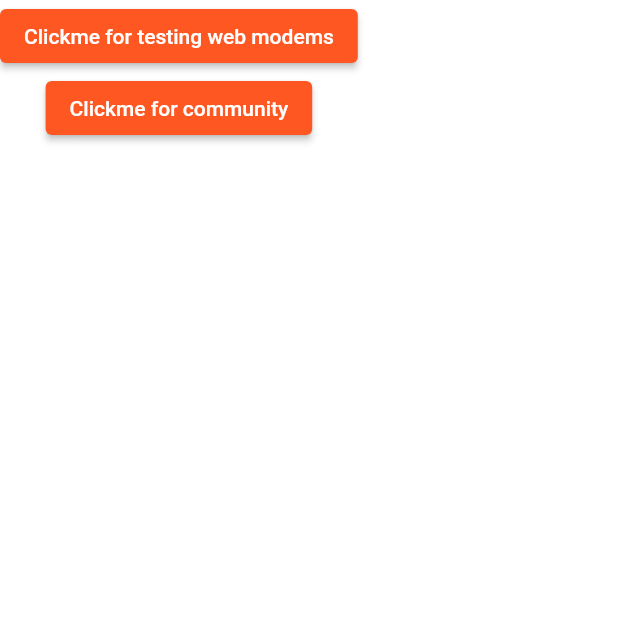
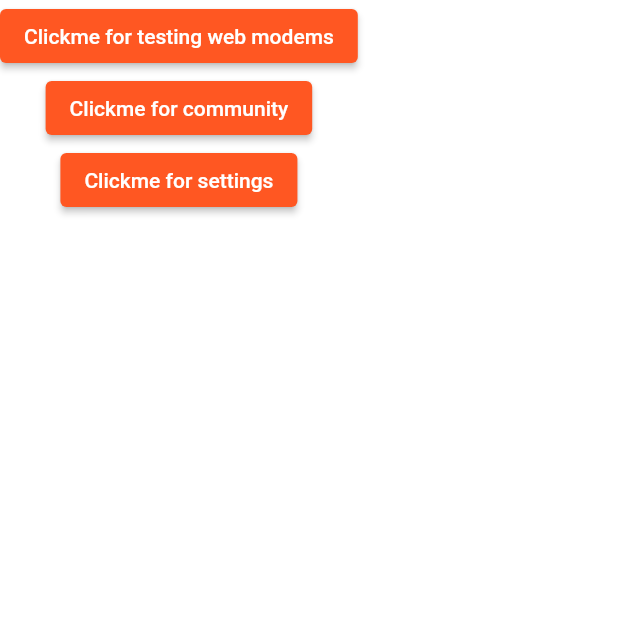
Before and after one commit to CMP24-SWE-TEAM3/RedditX-Cross-Platform, a Flutter app: the screen it shows after launch, after a tap on "Skip", on a phone screen of 412 x 824 dp, the top half of it. Run offline on Flutter 3.47's test engine with Material 2 defaults, Android fonts, the phone set to English and light mode, and no system bars; our stand-ins replace auto_size_text, connectivity_plus, email_validator, firebase_auth, firebase_core, fluttertoast and 4 more; missing offline and left inert: float_column, flutter_facebook_auth, link_preview_generator, numeral, username_gen; accounts and stored records are empty; network calls fail.

Commit message:
settings merged

```diff
--- a/lib/Views/Screens/temphome.dart
+++ b/lib/Views/Screens/temphome.dart
@@ -1,6 +1,6 @@
 import 'package:flutter/material.dart';
 
-
+import '../Settings/screens/setting_Menu.dart';
 import 'authentication/about_you.dart';
 import 'community/community_screen.dart';
 
@@ -36,8 +36,13 @@ class Home extends StatelessWidget {
                 ),
             child: const Text('Clickme for testing web modems')),
         ElevatedButton(
-            onPressed: () => Navigator.of(context).pushNamed(CommunityScreen.routeName, arguments: {}),
+            onPressed: () => Navigator.of(context)
+                .pushNamed(CommunityScreen.routeName, arguments: {}),
             child: const Text('Clickme for community')),
+        ElevatedButton(
+            onPressed: () => Navigator.of(context)
+                .pushNamed(SettingsHomePage.routeName, arguments: {}),
+            child: const Text('Clickme for settings')),
       ],
     ));
   }
--- a/lib/main.dart
+++ b/lib/main.dart
@@ -1,6 +1,10 @@
 
 import 'dart:io';
 import 'package:flutter/material.dart';
+import 'Controllers/Mobile_settings_controller.dart';
+import 'views/Settings/screens/account_setting_screen.dart';
+import 'views/Settings/screens/change_password_screen.dart';
+import 'views/Settings/screens/manage-emails.dart';
 import 'views/Settings/screens/setting_Menu.dart';
 
 import 'package:reddit/View/Screens/post/Post_screen.dart';
@@ -13,6 +17,7 @@ import 'package:flutter/foundation.dart' show kIsWeb;
 import 'package:flutter/material.dart';
 import 'package:provider/provider.dart';
 import 'package:reddit/models/community_service.dart';
+import 'views/Settings/screens/update_email_screen.dart';
 import 'views/screens/community/community_screen.dart';
 import 'controllers/community_controller.dart';
 import 'controllers/internet_controller.dart';
@@ -42,63 +47,10 @@ void main() async {
 class MyApp extends StatelessWidget {
   const MyApp({super.key});
 
-
-
-//  @override
-//  Widget build(BuildContext context) {
-//    return MaterialApp(
-//      debugShowCheckedModeBanner: false,
-//      title: 'DonWare',
-//      theme: ThemeData(
-//        primarySwatch: Colors.blue,
-//      ),
-//      home: post_screen(
-//        commentsNumber: postsList[0].commentsNumber,
-//        title: postsList[0].title,
-//        type: postsList[0].type,
-//        text: postsList[0].text,
-//        attachments: postsList[0].attachments,
-//        communityName: postsList[0].communityName,
-//        createdAt: postsList[0].createdAt,
-//        username: postsList[0].username,
-//        votesCount: postsList[0].votesCount),
-//    );
-//  }
-//}
-
-
   @override
   Widget build(BuildContext context) {
 
-//    return Scaffold(
-//      appBar: AppBar(
-//        title: const Text(
-//          'Home',
-//          style: TextStyle(color: Colors.black),
-//        ),
-//        backgroundColor: Colors.white,
-//        leading: IconButton(
-//          color: Colors.black,
-//          icon: const Icon(Icons.menu),
-//          onPressed: () {},
-//        ),
-//        actions: [
-//          IconButton(
-//           onPressed: () {},
-//            icon: Icon(Icons.search),
-//            color: Colors.black,
-//          ),
-//          CircleAvatar(
-//            radius: 16.0,
-//            child: ClipRRect(
-//              child: Image.asset('assets/kareem.jpg'),
-//              borderRadius: BorderRadius.circular(50.0),
-//            ),
-//          ),
-//        ],
-//      ),
-//      body: Center(
-//        child: Text('kareem'),
+
 
     return MultiProvider(
       providers: [
@@ -107,6 +59,8 @@ class MyApp extends StatelessWidget {
                 CommunityProvider(communityService: CommunityService())),
         ChangeNotifierProvider(create: ((context) => SignInController())),
         ChangeNotifierProvider(create: ((context) => InternetController())),
+        ChangeNotifierProvider(
+          create: (context) => SettingsMobileController(),),
       ],
       child: MaterialApp(
         debugShowCheckedModeBanner: false,
@@ -142,6 +96,11 @@ class MyApp extends StatelessWidget {
           AboutYou.routeName: (ctx) => const AboutYou(),
           SplashScreen.routeName: (ctx) => const SplashScreen(),
           CommunityScreen.routeName: (ctx) => const CommunityScreen(),
+          SettingsHomePage.routeName: (context) => SettingsHomePage(),
+          AccountSettingsScreen.routeName: (context) => AccountSettingsScreen(),
+          ManageEmailsScreen.routeName: (context) => ManageEmailsScreen(),
+          UpdateEmailAddress.routeName: (context) => UpdateEmailAddress(),
+          ChangePasswordScreen.routeName: (context) => ChangePasswordScreen(),
         },
 
       ),
--- a/lib/views/Settings/screens/setting_Menu.dart
+++ b/lib/views/Settings/screens/setting_Menu.dart
@@ -11,11 +11,6 @@ import '../../../config/icons/my_flutter_app_icons.dart';
 import '../widgets/ListTilesWidgets.dart';
 import '../widgets/settingLabelWidget.dart';
 
-//to be moved
-bool sw1ReduceAnimation = false;
-bool sw2ShowNSFW = false;
-bool sw3BlurNSFW = false;
-bool sw3enble = false;
 
 void main() {
   runApp(SettingsMenu());
--- a/lib/views/Settings/screens/update_email_screen.dart
+++ b/lib/views/Settings/screens/update_email_screen.dart
@@ -1,7 +1,7 @@
 import 'package:flutter/material.dart';
-import '../../Widgets/setting_email_password_textfield.dart';
 import '../../../config/const.dart';
 import '../widgets/forgot_password_dialogue.dart';
+import '../widgets/setting_email_password_textfield.dart';
 
 class UpdateEmailAddress extends StatelessWidget {
   final TextEditingController emailController = TextEditingController();
--- a/pubspec.yaml
+++ b/pubspec.yaml
@@ -69,7 +69,6 @@ dependencies:
   auto_size_text: ^3.0.0
   float_column: ^1.3.0
   numeral: ^2.0.1
-  dartdoc: ^6.1.2
   mocktail: ^0.3.0
   cached_network_image: ^3.2.2
   test_cov_console: ^0.2.2
```
Also changed, not shown: lib/views/Settings/screens/change_password_screen.dart (+1 -27 lines), pubspec.lock (added), 5 other files.
